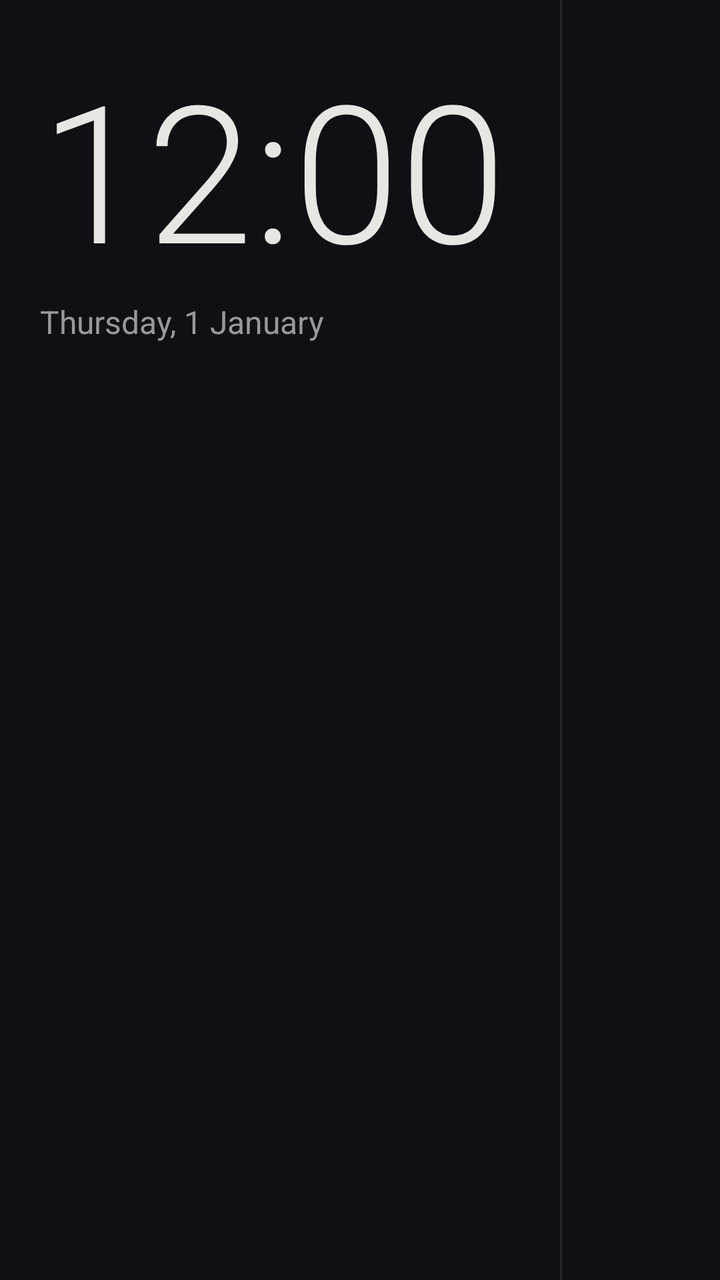
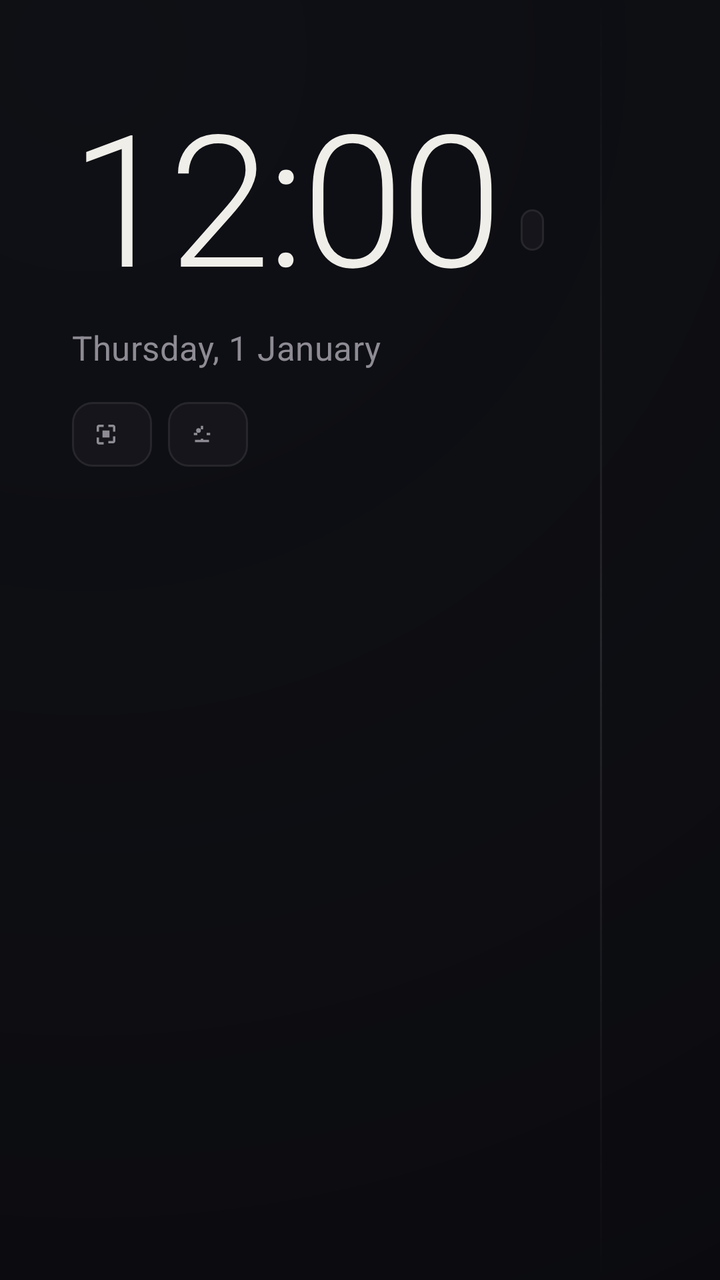

An Android layout rendered at two revisions. The XML below is the earlier revision; the diff shows what the commit changed to produce the second picture.
<!-- AndroidManifest.xml: application theme Theme.Flat -->
<!-- res/layout/activity_flat.xml -->
<?xml version="1.0" encoding="utf-8"?>
<LinearLayout xmlns:android="http://schemas.android.com/apk/res/android"
    android:layout_width="match_parent"
    android:layout_height="match_parent"
    android:orientation="horizontal"
    android:background="@color/bg">

    <LinearLayout
        android:id="@+id/left_panel"
        android:layout_width="@dimen/panel_width"
        android:layout_height="match_parent"
        android:orientation="vertical"
        android:padding="20dp">

        <TextClock
            android:id="@+id/clock"
            android:layout_width="wrap_content"
            android:layout_height="wrap_content"
            android:format24Hour="HH:mm"
            android:format12Hour="h:mm"
            android:fontFamily="sans-serif-light"
            android:textSize="@dimen/clock_size"
            android:textColor="@color/text" />

        <TextClock
            android:id="@+id/date"
            android:layout_width="wrap_content"
            android:layout_height="wrap_content"
            android:layout_marginTop="2dp"
            android:format24Hour="EEEE, d MMMM"
            android:format12Hour="EEEE, d MMMM"
            android:textSize="@dimen/date_size"
            android:textColor="@color/muted" />

        <TextView
            android:id="@+id/stats_line"
            android:layout_width="wrap_content"
            android:layout_height="wrap_content"
            android:layout_marginTop="8dp"
            android:textSize="@dimen/stats_text"
            android:textColor="@color/muted" />

        <LinearLayout
            android:id="@+id/pinned_row"
            android:layout_width="match_parent"
            android:layout_height="wrap_content"
            android:layout_marginTop="24dp"
            android:orientation="vertical" />
    </LinearLayout>

    <View
        android:layout_width="1dp"
        android:layout_height="match_parent"
        android:background="@color/hairline" />

    <FrameLayout
        android:id="@+id/grid_container"
        android:layout_width="0dp"
        android:layout_height="match_parent"
        android:layout_weight="1">

        <GridView
            android:id="@+id/app_grid"
            android:layout_width="match_parent"
            android:layout_height="match_parent"
            android:numColumns="5"
            android:verticalSpacing="8dp"
            android:paddingLeft="12dp"
            android:paddingRight="12dp"
            android:paddingTop="16dp"
            android:paddingBottom="16dp"
            android:clipToPadding="false" />

        <TextView
            android:id="@+id/empty_grid"
            android:layout_width="wrap_content"
            android:layout_height="wrap_content"
            android:layout_gravity="center"
            android:text="@string/empty_grid"
            android:textSize="@dimen/date_size"
            android:textColor="@color/muted"
            android:visibility="gone" />
    </FrameLayout>
</LinearLayout>
<!-- resources referenced by this layout -->
<resources>
  <color name="bg">#101014</color>
  <color name="hairline">#26262B</color>
  <color name="muted">#9A979F</color>
  <color name="text">#E8E6E3</color>
  <dimen name="clock_size">96sp</dimen>
  <dimen name="date_size">16sp</dimen>
  <dimen name="panel_width">280dp</dimen>
  <dimen name="stats_text">13sp</dimen>
  <string name="empty_grid">No apps</string>
  <style name="Theme.Flat" parent="@android:style/Theme.Material.NoActionBar">
          <item name="android:windowBackground">@color/bg</item>
          <item name="android:statusBarColor">@color/bg</item>
          <item name="android:navigationBarColor">@color/bg</item>
      </style>
</resources>

<!-- the commit's change to res/layout/activity_flat.xml (unified diff, before → after) -->
@@ -2,56 +2,137 @@
 <LinearLayout xmlns:android="http://schemas.android.com/apk/res/android"
     android:layout_width="match_parent"
     android:layout_height="match_parent"
-    android:orientation="horizontal"
-    android:background="@color/bg">
+    android:orientation="horizontal">
 
     <LinearLayout
         android:id="@+id/left_panel"
         android:layout_width="@dimen/panel_width"
         android:layout_height="match_parent"
         android:orientation="vertical"
-        android:padding="20dp">
-
-        <TextClock
-            android:id="@+id/clock"
-            android:layout_width="wrap_content"
-            android:layout_height="wrap_content"
-            android:format24Hour="HH:mm"
-            android:format12Hour="h:mm"
-            android:fontFamily="sans-serif-light"
-            android:textSize="@dimen/clock_size"
-            android:textColor="@color/text" />
+        android:paddingTop="36dp"
+        android:paddingRight="28dp"
+        android:paddingBottom="28dp"
+        android:paddingLeft="36dp">
+
+        <LinearLayout
+            android:layout_width="wrap_content"
+            android:layout_height="wrap_content"
+            android:orientation="horizontal"
+            android:gravity="bottom">
+
+            <TextClock
+                android:id="@+id/clock"
+                android:layout_width="wrap_content"
+                android:layout_height="wrap_content"
+                android:format24Hour="HH:mm"
+                android:format12Hour="h:mm"
+                android:fontFamily="sans-serif-light"
+                android:letterSpacing="-0.02"
+                android:textSize="@dimen/clock_size"
+                android:textColor="@color/text" />
+
+            <TextView
+                android:id="@+id/ampm_pill"
+                android:layout_width="wrap_content"
+                android:layout_height="wrap_content"
+                android:layout_marginLeft="10dp"
+                android:layout_marginBottom="14dp"
+                android:paddingLeft="8dp"
+                android:paddingRight="8dp"
+                android:paddingTop="3dp"
+                android:paddingBottom="3dp"
+                android:background="@drawable/chip_bg"
+                android:textSize="11sp"
+                android:textColor="@color/muted" />
+        </LinearLayout>
 
         <TextClock
             android:id="@+id/date"
             android:layout_width="wrap_content"
             android:layout_height="wrap_content"
-            android:layout_marginTop="2dp"
+            android:layout_marginTop="4dp"
             android:format24Hour="EEEE, d MMMM"
             android:format12Hour="EEEE, d MMMM"
             android:textSize="@dimen/date_size"
+            android:letterSpacing="0.01"
             android:textColor="@color/muted" />
 
-        <TextView
-            android:id="@+id/stats_line"
-            android:layout_width="wrap_content"
-            android:layout_height="wrap_content"
-            android:layout_marginTop="8dp"
-            android:textSize="@dimen/stats_text"
-            android:textColor="@color/muted" />
+        <LinearLayout
+            android:layout_width="wrap_content"
+            android:layout_height="wrap_content"
+            android:layout_marginTop="16dp"
+            android:orientation="horizontal">
+
+            <LinearLayout
+                android:layout_width="wrap_content"
+                android:layout_height="wrap_content"
+                android:orientation="horizontal"
+                android:gravity="center_vertical"
+                android:background="@drawable/chip_bg"
+                android:paddingLeft="10dp"
+                android:paddingRight="10dp"
+                android:paddingTop="8dp"
+                android:paddingBottom="8dp">
+
+                <ImageView
+                    android:layout_width="14dp"
+                    android:layout_height="14dp"
+                    android:src="@drawable/ic_mem"
+                    android:tint="@color/muted" />
+
+                <TextView
+                    android:id="@+id/ram_val"
+                    android:layout_width="wrap_content"
+                    android:layout_height="wrap_content"
+                    android:layout_marginLeft="6dp"
+                    android:textSize="@dimen/chip_text_size"
+                    android:textColor="@color/text" />
+            </LinearLayout>
+
+            <LinearLayout
+                android:layout_width="wrap_content"
+                android:layout_height="wrap_content"
+                android:layout_marginLeft="8dp"
+                android:orientation="horizontal"
+                android:gravity="center_vertical"
+                android:background="@drawable/chip_bg"
+                android:paddingLeft="10dp"
+                android:paddingRight="10dp"
+                android:paddingTop="8dp"
+                android:paddingBottom="8dp">
+
+                <ImageView
+                    android:layout_width="14dp"
+                    android:layout_height="14dp"
+                    android:src="@drawable/ic_cpu"
+                    android:tint="@color/muted" />
+
+                <TextView
+                    android:id="@+id/cpu_val"
+                    android:layout_width="wrap_content"
+                    android:layout_height="wrap_content"
+                    android:layout_marginLeft="6dp"
+                    android:textSize="@dimen/chip_text_size"
+                    android:textColor="@color/text" />
+            </LinearLayout>
+        </LinearLayout>
+
+        <Space
+            android:layout_width="match_parent"
+            android:layout_height="0dp"
+            android:layout_weight="1" />
 
         <LinearLayout
             android:id="@+id/pinned_row"
             android:layout_width="match_parent"
             android:layout_height="wrap_content"
-            android:layout_marginTop="24dp"
             android:orientation="vertical" />
     </LinearLayout>
 
     <View
         android:layout_width="1dp"
         android:layout_height="match_parent"
-        android:background="@color/hairline" />
+        android:background="@drawable/divider_v" />
 
     <FrameLayout
         android:id="@+id/grid_container"
@@ -59,17 +140,52 @@
         android:layout_height="match_parent"
         android:layout_weight="1">
 
-        <GridView
-            android:id="@+id/app_grid"
+        <LinearLayout
             android:layout_width="match_parent"
             android:layout_height="match_parent"
-            android:numColumns="5"
-            android:verticalSpacing="8dp"
-            android:paddingLeft="12dp"
-            android:paddingRight="12dp"
-            android:paddingTop="16dp"
-            android:paddingBottom="16dp"
-            android:clipToPadding="false" />
+            android:orientation="vertical"
+            android:paddingTop="36dp"
+            android:paddingRight="36dp"
+            android:paddingBottom="28dp"
+            android:paddingLeft="32dp">
+
+            <LinearLayout
+                android:layout_width="match_parent"
+                android:layout_height="wrap_content"
+                android:orientation="horizontal"
+                android:gravity="center_vertical">
+
+                <TextView
+                    android:layout_width="wrap_content"
+                    android:layout_height="wrap_content"
+                    android:text="@string/apps_label"
+                    android:textSize="12sp"
+                    android:letterSpacing="0.15"
+                    android:textColor="@color/muted" />
+
+                <Space
+                    android:layout_width="0dp"
+                    android:layout_height="1dp"
+                    android:layout_weight="1" />
+
+                <TextView
+                    android:id="@+id/apps_count"
+                    android:layout_width="wrap_content"
+                    android:layout_height="wrap_content"
+                    android:textSize="12sp"
+                    android:textColor="@color/muted" />
+            </LinearLayout>
+
+            <GridView
+                android:id="@+id/app_grid"
+                android:layout_width="match_parent"
+                android:layout_height="match_parent"
+                android:layout_marginTop="16dp"
+                android:numColumns="5"
+                android:verticalSpacing="14dp"
+                android:horizontalSpacing="14dp"
+                android:clipToPadding="false" />
+        </LinearLayout>
 
         <TextView
             android:id="@+id/empty_grid"
<!-- resource entries referenced after the edit -->
@@ -1,18 +1,75 @@
 <!-- resources referenced by this layout -->
 <resources>
-  <color name="bg">#101014</color>
+  <color name="bg">#0B0B0F</color>
   <color name="hairline">#26262B</color>
-  <color name="muted">#9A979F</color>
-  <color name="text">#E8E6E3</color>
-  <dimen name="clock_size">96sp</dimen>
-  <dimen name="date_size">16sp</dimen>
-  <dimen name="panel_width">280dp</dimen>
-  <dimen name="stats_text">13sp</dimen>
+  <!-- drawable hud_bg (drawable) -->
+  <?xml version="1.0" encoding="utf-8"?>
+  <layer-list xmlns:android="http://schemas.android.com/apk/res/android">
+      <item>
+          <shape android:shape="rectangle">
+              <solid android:color="@color/bg" />
+          </shape>
+      </item>
+      <item>
+          <shape android:shape="rectangle">
+              <gradient
+                  android:type="radial"
+                  android:gradientRadius="720dp"
+                  android:centerX="12%"
+                  android:centerY="4%"
+                  android:startColor="#24242E38"
+                  android:endColor="#000B0B0F" />
+          </shape>
+      </item>
+  </layer-list>
+  <color name="muted">#8E8B94</color>
+  <color name="text">#F0EEE9</color>
+  <dimen name="chip_text_size">12sp</dimen>
+  <dimen name="clock_size">92sp</dimen>
+  <dimen name="date_size">17sp</dimen>
+  <dimen name="panel_width">300dp</dimen>
+  <!-- drawable chip_bg (drawable) -->
+  <?xml version="1.0" encoding="utf-8"?>
+  <shape xmlns:android="http://schemas.android.com/apk/res/android"
+      android:shape="rectangle">
+      <solid android:color="@color/surface" />
+      <stroke android:width="1dp" android:color="@color/hairline" />
+      <corners android:radius="10dp" />
+  </shape>
+  <!-- drawable divider_v (drawable) -->
+  <?xml version="1.0" encoding="utf-8"?>
+  <shape xmlns:android="http://schemas.android.com/apk/res/android"
+      android:shape="rectangle">
+      <gradient
+          android:type="linear"
+          android:angle="270"
+          android:startColor="#00000000"
+          android:centerColor="@color/hairline"
+          android:endColor="#00000000" />
+  </shape>
+  <!-- drawable ic_cpu (drawable) -->
+  <?xml version="1.0" encoding="utf-8"?>
+  <vector xmlns:android="http://schemas.android.com/apk/res/android"
+      android:width="14dp" android:height="14dp"
+      android:viewportWidth="24" android:viewportHeight="24">
+      <path android:fillColor="#FFFFFFFF"
+          android:pathData="M9,9m-2,0a2,2 0 1,1 4,0a2,2 0 1,1 -4,0M6,17h12v2H6zM11,5h2v3h-2zM11,16h2v3h-2zM5,11h3v2H5zM16,11h3v2h-3z" />
+  </vector>
+  <!-- drawable ic_mem (drawable) -->
+  <?xml version="1.0" encoding="utf-8"?>
+  <vector xmlns:android="http://schemas.android.com/apk/res/android"
+      android:width="14dp" android:height="14dp"
+      android:viewportWidth="24" android:viewportHeight="24">
+      <path android:fillColor="#FFFFFFFF"
+          android:pathData="M15,9H9v6h6V9zM6,15H4v4c0,1.1 0.9,2 2,2h4v-2H6V15zM6,6h4V4H6c-1.1,0 -2,0.9 -2,2v4h2V6zM18,4h-4v2h4v4h2V6c0,-1.1 -0.9,-2 -2,-2zM18,18h-4v2h4c1.1,0 2,-0.9 2,-2v-4h-2v4z" />
+  </vector>
+  <string name="apps_label">APPS</string>
   <string name="empty_grid">No apps</string>
   <style name="Theme.Flat" parent="@android:style/Theme.Material.NoActionBar">
-          <item name="android:windowBackground">@color/bg</item>
+          <item name="android:windowBackground">@drawable/hud_bg</item>
           <item name="android:statusBarColor">@color/bg</item>
           <item name="android:navigationBarColor">@color/bg</item>
       </style>
+  <color name="surface">#15151B</color>
 </resources>
 
